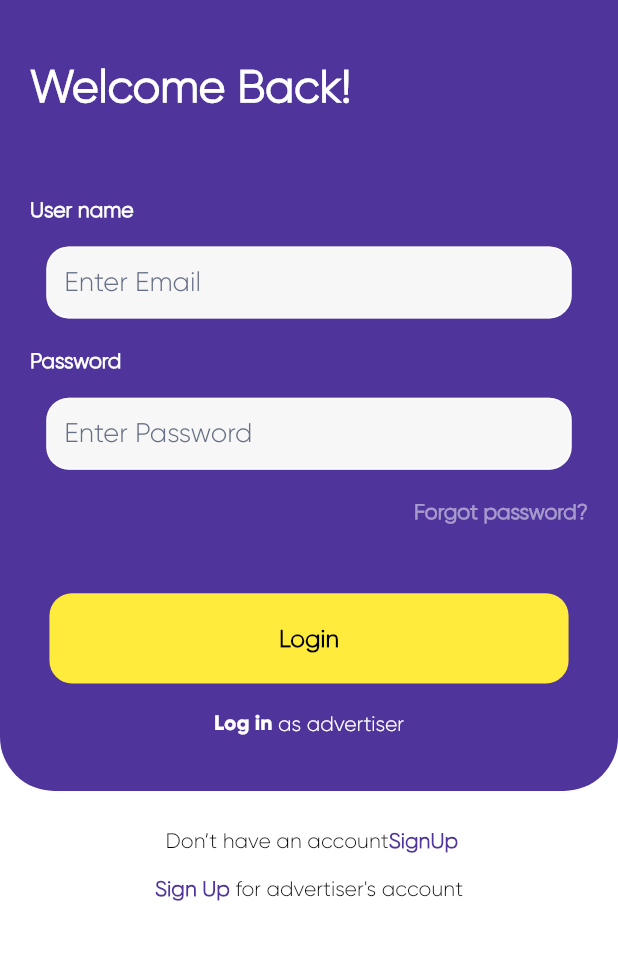
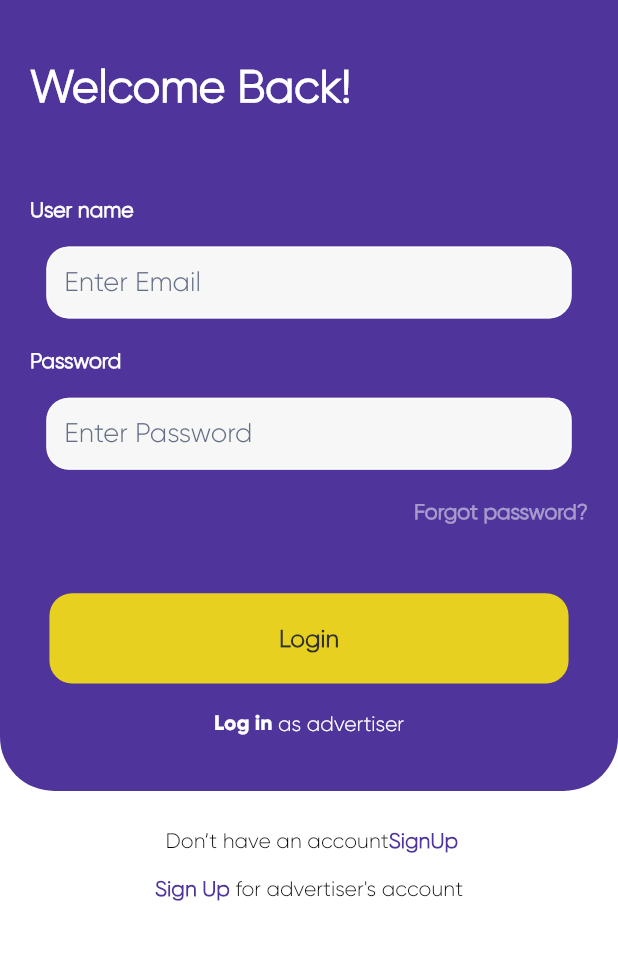
Before and after one commit to NiharDodiya/Rainbow, a Flutter app: the LoginScreen screen opened directly, on a phone screen of 412 x 824 dp, the part 272-1232 px from its top. Run offline on Flutter 3.47's test engine with Material 2 defaults, Android fonts, the phone set to English and light mode, and no system bars; our stand-ins replace get, shared_preferences; accounts and stored records are empty.

```diff
--- a/lib/screens/auth/login/login_controller.dart
+++ b/lib/screens/auth/login/login_controller.dart
@@ -1,9 +1,8 @@
 import 'package:flutter/material.dart';
 import 'package:get/get.dart';
 
-class LoginController extends GetxController
-{
+class LoginController extends GetxController {
   TextEditingController emailController = TextEditingController();
   TextEditingController passwordController = TextEditingController();
-
+  GlobalKey<FormState> formKey = GlobalKey<FormState>();
 }
--- a/lib/screens/auth/login/login_screen.dart
+++ b/lib/screens/auth/login/login_screen.dart
@@ -3,6 +3,7 @@ import 'package:get/get.dart';
 import 'package:rainbow/common/Widget/text_styles.dart';
 import 'package:rainbow/screens/auth/login/login_controller.dart';
 import 'package:rainbow/screens/auth/signin/signin_screen.dart';
+import 'package:rainbow/screens/getstarted_screen.dart';
 import 'package:rainbow/utils/asset_res.dart';
 import 'package:rainbow/utils/color_res.dart';
 import 'package:rainbow/utils/strings.dart';
@@ -31,7 +32,11 @@ class LoginScreen extends StatelessWidget {
                   mainAxisAlignment: MainAxisAlignment.start,
                   children: [
                     Stack(
-                      children: [logoRainbow(), textFields(loginController), loginButton()],
+                      children: [
+                        logoRainbow(),
+                        textFields(loginController),
+                        loginButton(loginController)
+                      ],
                     ),
                   ],
                 ),
@@ -73,7 +78,9 @@ class LoginScreen extends StatelessWidget {
   }
 
   Widget textFields(LoginController loginController) {
-    return Padding(
+    return Form(
+      key: loginController.formKey,
+      child: Padding(
         padding: EdgeInsets.only(top: height * 0.35),
         child: Column(
           children: [
@@ -95,7 +102,8 @@ class LoginScreen extends StatelessWidget {
               child: SizedBox(
                 height: height * 0.073,
                 width: width * 0.85,
-              child: TextFormField(controller: loginController.emailController,
+                child: TextFormField(
+                    controller: loginController.emailController,
                     decoration: InputDecoration(
                         contentPadding: const EdgeInsets.only(left: 12),
                         border: OutlineInputBorder(
@@ -127,13 +135,12 @@ class LoginScreen extends StatelessWidget {
               child: SizedBox(
                 height: height * 0.073,
                 width: width * 0.85,
-              child: TextFormField(validator: (value) {
-                if(value!.length >6)
-                  {
+                child: TextFormField(
+                    validator: (value) {
+                      if (value!.length > 6) {
                         return "";
-                  }else
-                    {
-                      return "";
+                      } else {
+                        return "Password must be atleast 6 characters ";
                       }
                     },
                     controller: loginController.passwordController,
@@ -171,26 +178,32 @@ class LoginScreen extends StatelessWidget {
             ),
           ],
         ),
+      ),
     );
   }
 
-  Widget loginButton() {
+  Widget loginButton(LoginController loginController) {
     return Center(
       child: Padding(
         padding: EdgeInsets.only(top: height * 0.70),
         child: Column(
           children: [
-            Container(
+            GestureDetector(
+              onTap: () {
+                Get.to(const GetStartedScreens());
+              },
+              child: Container(
                 width: width * 0.84,
                 height: height * 0.073,
                 decoration: BoxDecoration(
-                  color: Colors.yellow,
+                    color: ColorRes.color_E7D01F,
                     borderRadius: BorderRadius.circular(15)),
                 child: Center(
                     child: Text(
                   Strings.login,
                   style: textStyleFont16BlackLight,
                 )),
+              ),
             ),
             const SizedBox(
               height: 18,
--- a/lib/screens/auth/signin/signin_screen.dart
+++ b/lib/screens/auth/signin/signin_screen.dart
@@ -76,7 +76,8 @@ class SignInScreen extends StatelessWidget {
             height: height * 0.076,
             width: width * 0.85,
             decoration: BoxDecoration(
-                color: Colors.yellow, borderRadius: BorderRadius.circular(15)),
+                color: ColorRes.color_E7D01F,
+                borderRadius: BorderRadius.circular(15)),
             child: Row(
               crossAxisAlignment: CrossAxisAlignment.center,
               mainAxisAlignment: MainAxisAlignment.center,
--- a/lib/utils/color_res.dart
+++ b/lib/utils/color_res.dart
@@ -11,4 +11,6 @@ class ColorRes {
   static const color_4F359B = Color(0xFF4F359B);
   static const color_F7F7F7 = Color(0xFFF7F7F7);
   static const color_656F85 = Color(0xFF656F85);
+  static const color_313131 = Color(0xFF313131);
+  static const color_E7D01F = Color(0xFFE7D01F);
 }
--- a/lib/utils/strings.dart
+++ b/lib/utils/strings.dart
@@ -3,7 +3,7 @@ class Strings {
 
   static const buildingFamilies = "Building families and bridging dreams";
 
-///-----------------------------------------auth------------------------------------------------
+  ///-----------------------------------------auth------------------------------------------------
   static const continueWithEmail = "Continue with Email";
   static const alreadyHaveAccount = "Already have an account? ";
   static const google = 'Google';
@@ -12,15 +12,41 @@ class Strings {
   static const signUp = 'Sign Up';
   static const sign_Up = 'SignUp';
   static const forAdvertise = " for advertiser's account";
-  static const termsServices = 'By continuing you agree Rainbow’s Terms of Services & Privacy Policy.' ;
-  static const welcomeBack = 'Welcome Back!' ;
-  static const userName = 'User name' ;
-  static const passWord = 'Password' ;
-  static const forgotPassword = 'Forgot password?' ;
-  static const login = 'Login' ;
-  static const log_in = 'Log in' ;
-  static const loginAsAdvertiser = ' as advertiser' ;
-  static const dontHaveAccount = ' Don’t have an account' ;
+  static const termsServices =
+      'By continuing you agree Rainbow’s Terms of Services & Privacy Policy.';
 
+  static const welcomeBack = 'Welcome Back!';
 
+  static const userName = 'User name';
+
+  static const passWord = 'Password';
+
+  static const forgotPassword = 'Forgot password?';
+
+  static const login = 'Login';
+
+  static const log_in = 'Log in';
+
+  static const loginAsAdvertiser = ' as advertiser';
+
+  static const dontHaveAccount = ' Don’t have an account';
+
+  static const getStarted = 'Get Started';
+
+  static const notVerified = 'Your Account \nis not yet verified';
+
+  static const completeYourProfile =
+      'Complete your profile to unlock \nmore rainbow feature';
+
+  static const important = 'Important';
+
+  static const smoothProcess =
+      'To ensure a smooth process, please read the following reminders:';
+
+  static const prepare = '-Prepare your valid ID';
+
+  static const success = 'Success!';
+
+  static const allow =
+      'Please allow up to 1 business day for our team to review your ID submission';
 }
```
Also changed, not shown: lib/common/Widget/text_styles.dart (+63 -20 lines), lib/screens/getstarted_screen.dart (added, +185 -0 lines), lib/screens/splash_screen.dart (+66 -32 lines). Lines whose indentation alone changed are shown as unchanged.
